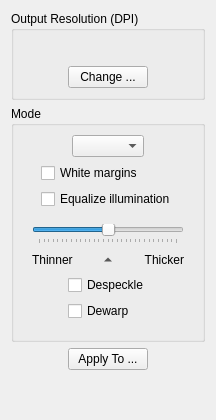
First picture: the form in filters/output/ui/OutputOptionsWidget.ui, repository ImageProcessing-ElectronicPublications/scantailor-deviant, before the edit.
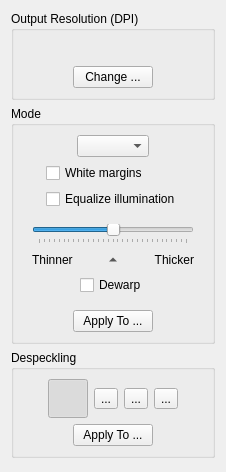
Second picture: the form after the edit. Icons and pictures are not drawn.

The edit to the form file:
```diff
--- a/filters/output/ui/OutputOptionsWidget.ui
+++ b/filters/output/ui/OutputOptionsWidget.ui
@@ -6,14 +6,14 @@
    <rect>
     <x>0</x>
     <y>0</y>
-    <width>216</width>
-    <height>420</height>
+    <width>226</width>
+    <height>472</height>
    </rect>
   </property>
   <property name="windowTitle">
    <string>Form</string>
   </property>
-  <layout class="QVBoxLayout" name="verticalLayout_5">
+  <layout class="QVBoxLayout" name="verticalLayout_6">
    <item>
     <widget class="QGroupBox" name="groupBox_2">
      <property name="title">
@@ -273,15 +273,28 @@
           </layout>
          </item>
          <item>
-          <layout class="QGridLayout" name="gridLayout">
-           <item row="1" column="1">
+          <layout class="QHBoxLayout" name="horizontalLayout_8">
+           <item>
+            <spacer name="horizontalSpacer_3">
+             <property name="orientation">
+              <enum>Qt::Horizontal</enum>
+             </property>
+             <property name="sizeHint" stdset="0">
+              <size>
+               <width>0</width>
+               <height>13</height>
+              </size>
+             </property>
+            </spacer>
+           </item>
+           <item>
             <widget class="QCheckBox" name="dewarpCB">
              <property name="text">
               <string>Dewarp</string>
              </property>
             </widget>
            </item>
-           <item row="0" column="2" rowspan="2">
+           <item>
             <spacer name="horizontalSpacer_4">
              <property name="orientation">
               <enum>Qt::Horizontal</enum>
@@ -294,30 +307,7 @@
              </property>
             </spacer>
            </item>
-           <item row="0" column="1">
-            <widget class="QCheckBox" name="despeckleCB">
-             <property name="text">
-              <string>Despeckle</string>
-             </property>
-            </widget>
-           </item>
-           <item row="0" column="0" rowspan="2">
-            <spacer name="horizontalSpacer_3">
-             <property name="orientation">
-              <enum>Qt::Horizontal</enum>
-             </property>
-             <property name="sizeHint" stdset="0">
-              <size>
-               <width>0</width>
-               <height>13</height>
-              </size>
-             </property>
-            </spacer>
-           </item>
           </layout>
-         </item>
-        </layout>
-       </widget>
       </item>
      </layout>
     </widget>
@@ -359,6 +349,179 @@
      </item>
     </layout>
    </item>
+     </layout>
+    </widget>
+   </item>
+   <item>
+    <widget class="QGroupBox" name="despecklePanel">
+     <property name="title">
+      <string>Despeckling</string>
+     </property>
+     <layout class="QVBoxLayout" name="verticalLayout_5">
+      <item>
+       <layout class="QHBoxLayout" name="horizontalLayout">
+        <property name="spacing">
+         <number>6</number>
+        </property>
+        <item>
+         <spacer name="horizontalSpacer_11">
+          <property name="orientation">
+           <enum>Qt::Horizontal</enum>
+          </property>
+          <property name="sizeHint" stdset="0">
+           <size>
+            <width>40</width>
+            <height>20</height>
+           </size>
+          </property>
+         </spacer>
+        </item>
+        <item>
+         <widget class="QToolButton" name="despeckleOffBtn">
+          <property name="text">
+           <string/>
+          </property>
+          <property name="iconSize">
+           <size>
+            <width>32</width>
+            <height>32</height>
+           </size>
+          </property>
+          <property name="checkable">
+           <bool>true</bool>
+          </property>
+          <property name="checked">
+           <bool>true</bool>
+          </property>
+          <property name="autoExclusive">
+           <bool>true</bool>
+          </property>
+         </widget>
+        </item>
+        <item>
+         <widget class="QToolButton" name="despeckleCautiousBtn">
+          <property name="text">
+           <string>...</string>
+          </property>
+          <property name="icon">
+           <iconset resource="../../../resources/resources.qrc">
+            <normaloff>:/icons/despeckle-cautious.png.png</normaloff>:/icons/despeckle-cautious.png.png</iconset>
+          </property>
+          <property name="iconSize">
+           <size>
+            <width>32</width>
+            <height>32</height>
+           </size>
+          </property>
+          <property name="checkable">
+           <bool>true</bool>
+          </property>
+          <property name="autoExclusive">
+           <bool>true</bool>
+          </property>
+         </widget>
+        </item>
+        <item>
+         <widget class="QToolButton" name="despeckleNormalBtn">
+          <property name="text">
+           <string>...</string>
+          </property>
+          <property name="icon">
+           <iconset resource="../../../resources/resources.qrc">
+            <normaloff>:/icons/despeckle-normal.png.png</normaloff>:/icons/despeckle-normal.png.png</iconset>
+          </property>
+          <property name="iconSize">
+           <size>
+            <width>32</width>
+            <height>32</height>
+           </size>
+          </property>
+          <property name="checkable">
+           <bool>true</bool>
+          </property>
+          <property name="autoExclusive">
+           <bool>true</bool>
+          </property>
+         </widget>
+        </item>
+        <item>
+         <widget class="QToolButton" name="despeckleAggressiveBtn">
+          <property name="text">
+           <string>...</string>
+          </property>
+          <property name="icon">
+           <iconset resource="../../../resources/resources.qrc">
+            <normaloff>:/icons/despeckle-aggressive.png.png</normaloff>:/icons/despeckle-aggressive.png.png</iconset>
+          </property>
+          <property name="iconSize">
+           <size>
+            <width>32</width>
+            <height>32</height>
+           </size>
+          </property>
+          <property name="checkable">
+           <bool>true</bool>
+          </property>
+          <property name="autoExclusive">
+           <bool>true</bool>
+          </property>
+         </widget>
+        </item>
+        <item>
+         <spacer name="horizontalSpacer_12">
+          <property name="orientation">
+           <enum>Qt::Horizontal</enum>
+          </property>
+          <property name="sizeHint" stdset="0">
+           <size>
+            <width>40</width>
+            <height>20</height>
+           </size>
+          </property>
+         </spacer>
+        </item>
+       </layout>
+      </item>
+      <item>
+       <layout class="QHBoxLayout" name="horizontalLayout_9">
+        <item>
+         <spacer name="horizontalSpacer_15">
+          <property name="orientation">
+           <enum>Qt::Horizontal</enum>
+          </property>
+          <property name="sizeHint" stdset="0">
+           <size>
+            <width>0</width>
+            <height>20</height>
+           </size>
+          </property>
+         </spacer>
+        </item>
+        <item>
+         <widget class="QPushButton" name="applyDespeckleButton">
+          <property name="text">
+           <string>Apply To ...</string>
+          </property>
+         </widget>
+        </item>
+        <item>
+         <spacer name="horizontalSpacer_16">
+          <property name="orientation">
+           <enum>Qt::Horizontal</enum>
+          </property>
+          <property name="sizeHint" stdset="0">
+           <size>
+            <width>0</width>
+            <height>20</height>
+           </size>
+          </property>
+         </spacer>
+        </item>
+       </layout>
+      </item>
+     </layout>
+    </widget>
+   </item>
    <item>
     <spacer name="verticalSpacer_2">
      <property name="orientation">
```
Left out of the diff: 4 changed lines with no effect on the pictures. Lines whose indentation alone changed are shown as unchanged.
